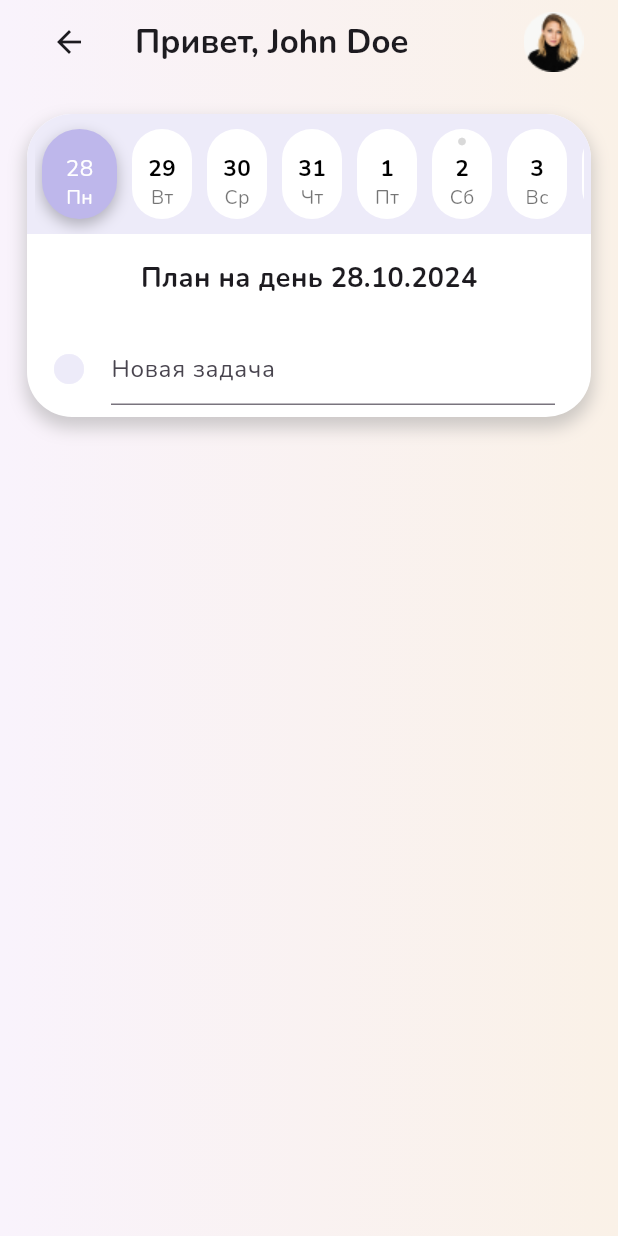
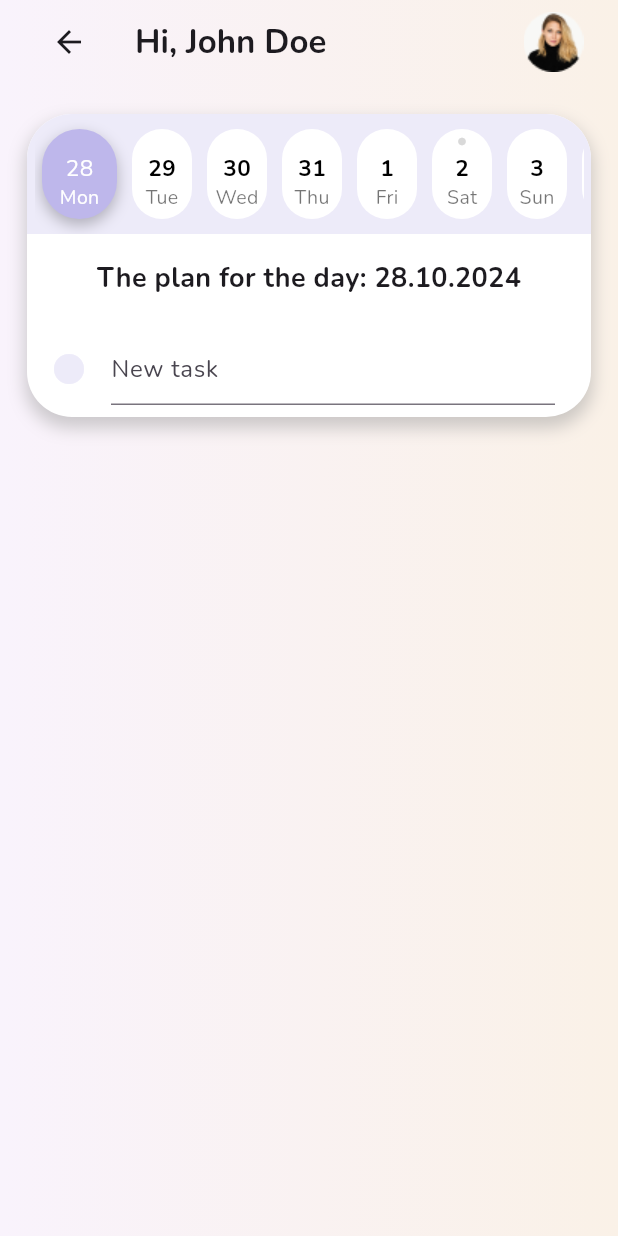
Before and after one commit to z3r002/softorium, a Flutter app: the UIHomeScreen screen opened directly, after a tap on an icon or button, on a phone screen of 412 x 824 dp. Run offline on Flutter 3.47's test engine with Material 3 defaults, Android fonts, the light colour scheme and no system bars; our stand-ins replace auto_route, easy_localization, flutter_mobx, flutter_svg, get_it, mobx and 1 more; accounts and stored records are empty; generated files the repository leaves out were written again.

Commit message:
add localization

```diff
--- a/assets/translations/en.json
+++ b/assets/translations/en.json
@@ -1,3 +1,15 @@
 {
-  "test": "test"
+  "hi": "Hi, {name}",
+  "delete": "delete",
+  "new_task": "New task",
+  "the_plan_for_the_day": "The plan for the day: {day}.{month}.{year}",
+  "days": {
+    "days_of_week_0": "Mon",
+    "days_of_week_1": "Tue",
+    "days_of_week_2": "Wed",
+    "days_of_week_3": "Thu",
+    "days_of_week_4": "Fri",
+    "days_of_week_5": "Sat",
+    "days_of_week_6": "Sun"
+  }
 }
--- a/lib/main.dart
+++ b/lib/main.dart
@@ -3,9 +3,11 @@ import 'dart:async';
 import 'package:easy_localization/easy_localization.dart';
 import 'package:flutter/material.dart';
 import 'package:flutter/services.dart';
+import 'package:shared_preferences/shared_preferences.dart';
 import 'package:softoriim/presenter/home/store/home_store.dart';
 import 'package:softoriim/shared/consts/global.dart';
 import 'package:get_it/get_it.dart';
+import 'package:softoriim/utils/task_storage_helper.dart';
 
 Future<void> main() async {
   runZonedGuarded(() async {
@@ -16,7 +18,9 @@ Future<void> main() async {
     SystemChrome.setPreferredOrientations([
       DeviceOrientation.portraitUp,
     ]);
-    GetIt.I.registerSingleton<HomeStore>(HomeStore());
+    SharedPreferences prefs = await SharedPreferences.getInstance();
+
+    GetIt.I.registerSingleton<HomeStore>(HomeStore(TaskStorageHelper(prefs)));
 
     runApp(EasyLocalization(
         supportedLocales: [Locale('ru'), Locale('en')],
--- a/lib/presenter/home/screens/home_screen.dart
+++ b/lib/presenter/home/screens/home_screen.dart
@@ -1,4 +1,5 @@
 import 'package:auto_route/auto_route.dart';
+import 'package:easy_localization/easy_localization.dart';
 import 'package:flutter/material.dart';
 import 'package:flutter_svg/flutter_svg.dart';
 import 'package:get_it/get_it.dart';
@@ -22,6 +23,7 @@ class _UIHomeScreenState extends State<UIHomeScreen> {
   TextEditingController newTaskController = TextEditingController();
   final ScrollController _scrollController = ScrollController();
   final FocusNode _focusNode = FocusNode();
+
 
   @override
   void initState() {
@@ -103,7 +105,11 @@ class _UIHomeScreenState extends State<UIHomeScreen> {
                             Padding(
                               padding: const EdgeInsets.all(16.0),
                               child: Text(
-                                'План на день ${homeStore.selectedDate.day}.${homeStore.selectedDate.month}.${homeStore.selectedDate.year}',
+                                'the_plan_for_the_day'.tr(namedArgs: {
+                                  'day': homeStore.selectedDate.day.toString(),
+                                  'month': homeStore.selectedDate.month.toString(),
+                                  'year': homeStore.selectedDate.year.toString(),
+                                }),
                                 style: const TextStyle(
                                   fontSize: 18,
                                   fontWeight: FontWeight.bold,
--- a/lib/presenter/home/store/home_store.dart
+++ b/lib/presenter/home/store/home_store.dart
@@ -1,5 +1,6 @@
 import 'dart:convert';
 
+import 'package:easy_localization/easy_localization.dart';
 import 'package:mobx/mobx.dart';
 import 'package:shared_preferences/shared_preferences.dart';
 import 'package:softoriim/data/dtos/task_dto.dart';
@@ -21,15 +22,24 @@ abstract class _HomeStore with Store {
   @observable
   int? selectedTaskIndex;
 
-  final TaskStorageHelper storageHelper = TaskStorageHelper();
+  final TaskStorageHelper storageHelper;
 
-  _HomeStore() {
+
+  _HomeStore(this.storageHelper) {
     loadTasks();
   }
 
   @action
   String getDayOfWeek(DateTime date) {
-    const days = ['Пн', 'Вт', 'Ср', 'Чт', 'Пт', 'Сб', 'Вс'];
+    List<String> days = [
+      'days.days_of_week_0'.tr(),
+      'days.days_of_week_1'.tr(),
+      'days.days_of_week_2'.tr(),
+      'days.days_of_week_3'.tr(),
+      'days.days_of_week_4'.tr(),
+      'days.days_of_week_5'.tr(),
+      'days.days_of_week_6'.tr(),
+    ];
     return days[date.weekday - 1];
   }
 
--- a/lib/presenter/home/widgets/app_bar_widget.dart
+++ b/lib/presenter/home/widgets/app_bar_widget.dart
@@ -1,3 +1,4 @@
+import 'package:easy_localization/easy_localization.dart';
 import 'package:flutter/material.dart';
 import 'package:softoriim/shared/consts/assets.dart';
 
@@ -10,9 +11,9 @@ class UIAppBarWidget extends StatelessWidget {
       backgroundColor: Colors.transparent,
       elevation: 0,
       excludeHeaderSemantics: true,
-      title: const Text(
-        'Привет, John Doe',
-        style: TextStyle(fontWeight: FontWeight.w700),
+      title:  Text(
+        'hi'.tr(namedArgs: {'name': 'John Doe'}),
+        style: const TextStyle(fontWeight: FontWeight.w700),
       ),
       actions: [
         Container(
--- a/lib/presenter/home/widgets/task_list_widget.dart
+++ b/lib/presenter/home/widgets/task_list_widget.dart
@@ -1,3 +1,4 @@
+import 'package:easy_localization/easy_localization.dart';
 import 'package:flutter/material.dart';
 import 'package:flutter_mobx/flutter_mobx.dart';
 import 'package:softoriim/presenter/home/store/home_store.dart';
@@ -39,7 +40,7 @@ class _UITaskListWidgetState extends State<UITaskListWidget> {
                 focusNode: widget.focusNode,
                 maxLength: 20,
                 decoration: InputDecoration(
-                  hintText: 'Новая задача',
+                  hintText: 'new_task'.tr(),
                     counterText: ""
                 ),
                 onSubmitted: (value) {
@@ -89,7 +90,7 @@ class _UITaskListWidgetState extends State<UITaskListWidget> {
                       widget.homeStore.selectedTaskIndex = null;
                     },
                     child: Text(
-                      'Удалить',
+                      'delete'.tr(),
                       style: TextStyle(
                         fontSize: 14,
                         decoration: TextDecoration.underline,
--- a/lib/utils/task_storage_helper.dart
+++ b/lib/utils/task_storage_helper.dart
@@ -1,23 +1,47 @@
 import 'dart:convert';
 
+import 'package:flutter/material.dart';
 import 'package:shared_preferences/shared_preferences.dart';
 import 'package:softoriim/data/dtos/task_dto.dart';
+import 'package:softoriim/shared/consts/global.dart';
+import 'package:softoriim/shared/widgets/castom_alert.dart';
 
 class TaskStorageHelper {
+  final SharedPreferences _prefs;
+
+  TaskStorageHelper(this._prefs);
+
   Future<List<Task>> loadTasks() async {
-    SharedPreferences prefs = await SharedPreferences.getInstance();
-    String? tasksJson = prefs.getString('tasks');
-    if (tasksJson != null) {
-      List<dynamic> jsonList = json.decode(tasksJson);
-      return jsonList.map((json) => Task.fromJson(json)).toList();
+    try {
+      String? tasksJson = _prefs.getString('tasks');
+      if (tasksJson != null) {
+        List<dynamic> jsonList = json.decode(tasksJson) as List;
+        return jsonList.map((json) => Task.fromJson(json as Map<String, dynamic>)).toList();
+      }
+      return [];
+    } catch (e, stackTrace) {
+      debugPrint('Error loading tasks: $e');
+      debugPrintStack(stackTrace: stackTrace);
+      _showErrorDialog();
+      return [];
     }
-    return [];
   }
 
   Future<void> saveTasks(List<Task> tasks) async {
-    SharedPreferences prefs = await SharedPreferences.getInstance();
-    List<Map<String, dynamic>> jsonList =
-        tasks.map((task) => task.toJson()).toList();
-    prefs.setString('tasks', json.encode(jsonList));
+    try {
+      List<Map<String, dynamic>> jsonList = tasks.map((task) => task.toJson()).toList();
+      await _prefs.setString('tasks', json.encode(jsonList));
+    } catch (e, stackTrace) {
+      debugPrint('Error saving tasks: $e');
+      debugPrintStack(stackTrace: stackTrace);
+      _showErrorDialog();
+    }
+  }
+
+  void _showErrorDialog() {
+    showDialog(
+      context: appRouter.navigatorKey.currentState!.context,
+      builder: (_) => const UICustomAlert(),
+    );
   }
 }
```
Also changed, not shown: assets/translations/ru.json (+15 -1 lines), lib/shared/widgets/castom_alert.dart (added, +27 -0 lines), 1 other file.
